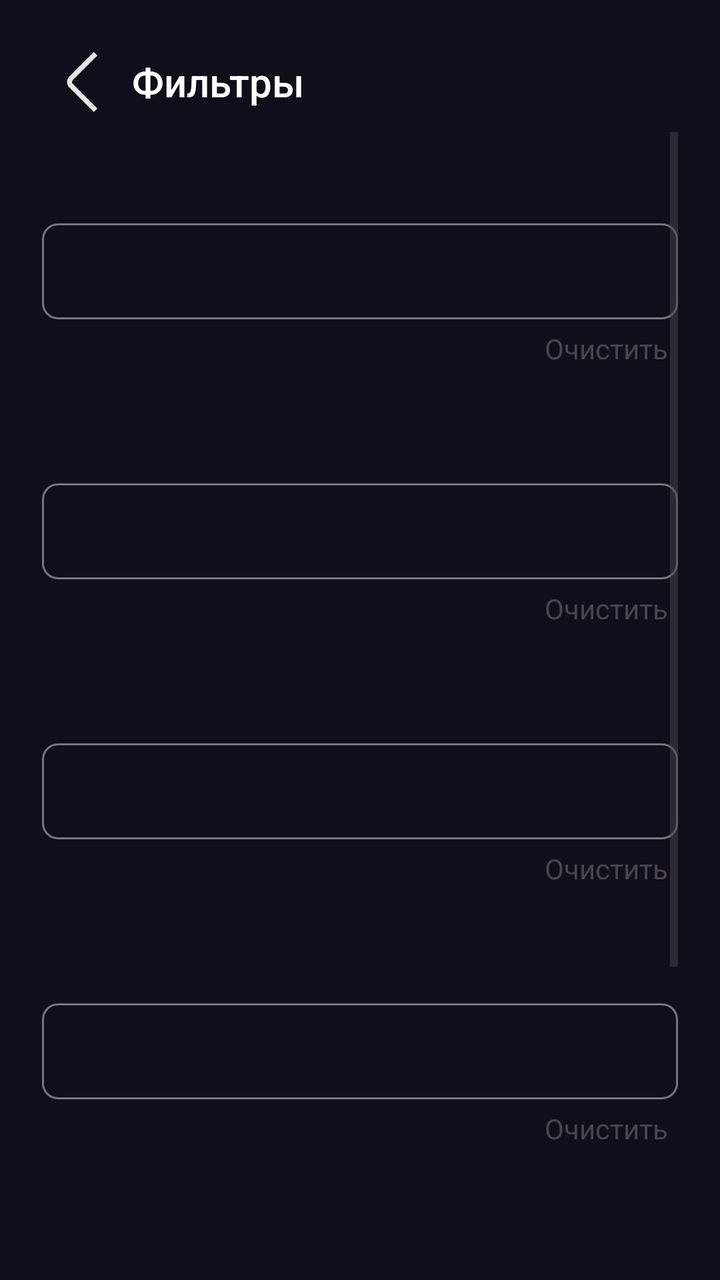
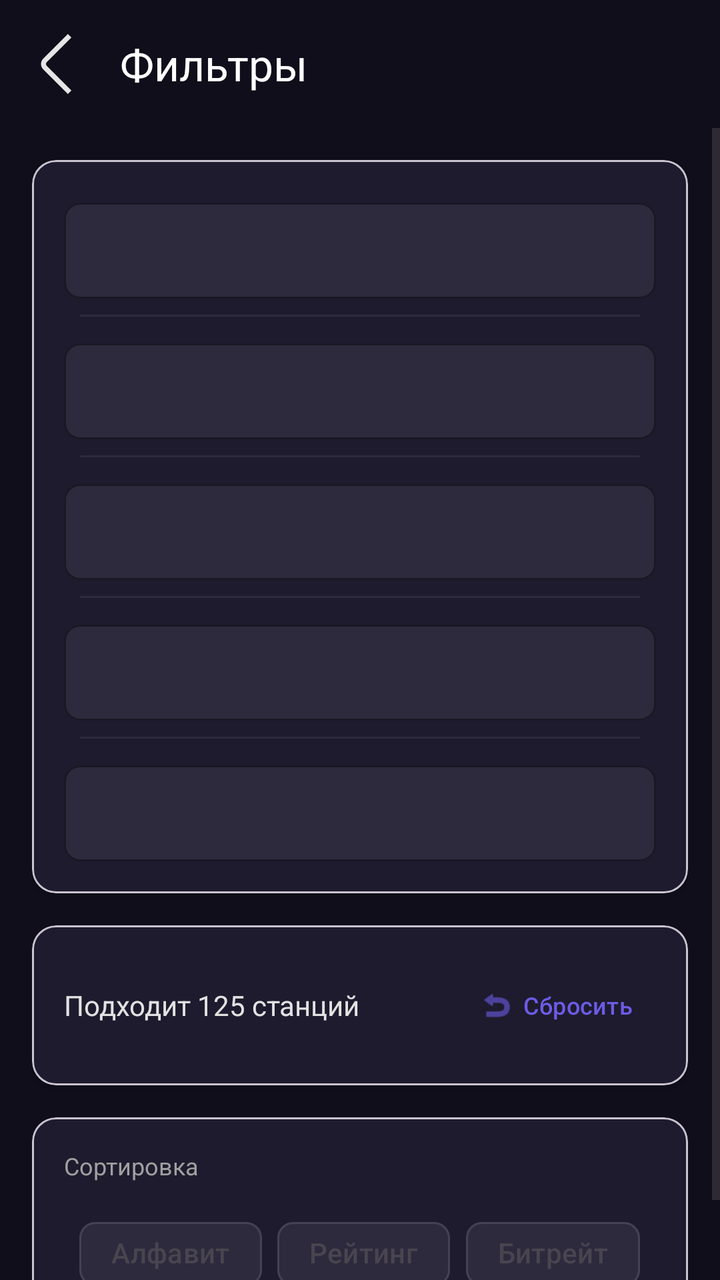

An Android layout rendered at two revisions. The XML below is the earlier revision; the diff shows what the commit changed to produce the second picture.
<!-- AndroidManifest.xml: application theme Theme.WorldRadio -->
<!-- res/layout/fragment_filter.xml -->
<?xml version="1.0" encoding="utf-8"?>
<androidx.constraintlayout.widget.ConstraintLayout
    xmlns:android="http://schemas.android.com/apk/res/android"
    xmlns:app="http://schemas.android.com/apk/res-auto"
    xmlns:tools="http://schemas.android.com/tools"
    xmlns:flexbox="http://schemas.android.com/apk/res-auto"
    android:id="@+id/main"
    android:layout_width="match_parent"
    android:layout_height="match_parent"
    android:background="#100E1B"
    android:padding="16dp">

    <LinearLayout
        android:id="@+id/headerLayout"
        android:layout_width="0dp"
        android:layout_height="50dp"
        android:layout_marginEnd="5dp"
        android:orientation="horizontal"
        app:layout_constraintEnd_toEndOf="parent"
        app:layout_constraintStart_toStartOf="parent"
        app:layout_constraintTop_toTopOf="parent">

        <ImageButton
            android:id="@+id/btnBack"
            android:layout_width="wrap_content"
            android:layout_height="wrap_content"
            android:background="@color/background"
            android:padding="10dp"
            android:src="@drawable/back" />

        <TextView
            android:layout_width="0dp"
            android:layout_height="match_parent"
            android:layout_weight="1"
            android:fontFamily="sans-serif-medium"
            android:gravity="center_vertical"
            android:text="Фильтры"
            android:textColor="#FFFFFF"
            android:textSize="20sp" />

        <TextView
            android:id="@+id/StationCount"
            android:layout_width="wrap_content"
            android:layout_height="match_parent"
            android:gravity="center_vertical"
            android:textColor="#6C5CE7"
            android:textSize="14sp" />
    </LinearLayout>

    <ScrollView
        android:layout_width="0dp"
        android:layout_height="0dp"
        android:layout_marginStart="5dp"
        android:layout_marginEnd="5dp"
        app:layout_constraintBottom_toBottomOf="parent"
        app:layout_constraintEnd_toEndOf="parent"
        app:layout_constraintStart_toStartOf="parent"
        app:layout_constraintTop_toBottomOf="@id/headerLayout">

        <LinearLayout
            android:id="@+id/filtersContainer"
            android:layout_width="match_parent"
            android:layout_height="wrap_content"
            android:orientation="vertical">

            <include android:id="@+id/filterName" layout="@layout/filter_field" />
            <include android:id="@+id/filterCountry" layout="@layout/filter_field" />
            <include android:id="@+id/filterTags" layout="@layout/filter_field" />
            <include android:id="@+id/filterLanguage" layout="@layout/filter_field" />
            <include android:id="@+id/filterCodec" layout="@layout/filter_field" />

            <TextView
                android:layout_width="wrap_content"
                android:layout_height="wrap_content"
                android:layout_marginTop="24dp"
                android:layout_marginBottom="8dp"
                android:text="Сортировка"
                android:textColor="#A0A0A0"
                android:textSize="12sp" />
            <com.google.android.material.chip.ChipGroup
                android:id="@+id/chipGroup"
                android:layout_width="match_parent"
                android:layout_height="wrap_content"
                android:padding="0dp"
                app:singleSelection="true">

                <LinearLayout
                    android:layout_width="match_parent"
                    android:layout_height="wrap_content"
                    android:orientation="horizontal">

                    <com.google.android.material.chip.Chip
                        android:id="@+id/chipAlphabet"
                        android:layout_marginHorizontal="8dp"
                        style="@style/Widget.MaterialComponents.Chip.Choice"
                        android:layout_width="0dp"
                        android:layout_height="wrap_content"
                        android:layout_weight="1"
                        android:text="Алфавит"
                        app:chipStrokeColor="@color/buttonBackgroundColor"
                        app:chipStrokeWidth="2dp"/>

                    <com.google.android.material.chip.Chip
                        android:id="@+id/chipRating"
                        android:layout_marginHorizontal="8dp"
                        style="@style/Widget.MaterialComponents.Chip.Choice"
                        android:layout_width="0dp"
                        android:layout_height="wrap_content"
                        android:layout_weight="1"
                        android:text="Рейтинг"
                        app:chipStrokeColor="@color/buttonBackgroundColor"
                        app:chipStrokeWidth="2dp"/>

                    <com.google.android.material.chip.Chip
                        android:id="@+id/chipBitrate"
                        android:layout_marginHorizontal="8dp"
                        style="@style/Widget.MaterialComponents.Chip.Choice"
                        android:layout_width="0dp"
                        android:layout_height="wrap_content"
                        android:layout_weight="1"
                        android:text="Битрейт"
                        app:chipStrokeColor="@color/buttonBackgroundColor"
                        app:chipStrokeWidth="2dp"/>

                </LinearLayout>
            </com.google.android.material.chip.ChipGroup>


        </LinearLayout>
    </ScrollView>
</androidx.constraintlayout.widget.ConstraintLayout>
<!-- res/layout/filter_field.xml (included above) -->
<androidx.constraintlayout.widget.ConstraintLayout xmlns:android="http://schemas.android.com/apk/res/android"
    xmlns:app="http://schemas.android.com/apk/res-auto"
    xmlns:tools="http://schemas.android.com/tools"
    android:layout_width="match_parent"
    android:layout_height="130dp"
    android:orientation="vertical">

    <TextView
        android:id="@+id/nameFilter"
        android:layout_width="wrap_content"
        android:layout_height="wrap_content"
        android:layout_marginTop="20dp"
        android:textColor="#A0A0A0"
        android:textSize="15sp"
        app:layout_constraintEnd_toEndOf="parent"
        app:layout_constraintHorizontal_bias="0.1"
        app:layout_constraintStart_toStartOf="parent"
        app:layout_constraintTop_toTopOf="parent" />

    <com.google.android.material.textfield.TextInputLayout
        android:id="@+id/textInputLayout"
        android:layout_width="match_parent"
        android:layout_height="wrap_content"
        android:backgroundTint="#1E2230"
        app:boxCornerRadiusBottomEnd="8dp"
        app:boxCornerRadiusBottomStart="8dp"
        app:boxCornerRadiusTopEnd="8dp"
        app:boxCornerRadiusTopStart="8dp"
        app:layout_constraintTop_toBottomOf="@+id/nameFilter">

        <com.google.android.material.textfield.MaterialAutoCompleteTextView
            android:id="@+id/autoComplete"
            android:layout_width="match_parent"
            android:layout_height="48dp"
            android:paddingStart="16dp"
            android:textColor="#FFFFFF"
            android:textColorHint="#6C5CE7"
            tools:ignore="RtlSymmetry" />
    </com.google.android.material.textfield.TextInputLayout>

    <TextView
        android:id="@+id/delete"
        android:layout_width="match_parent"
        android:layout_height="wrap_content"
        android:gravity="end"
        android:padding="5dp"
        android:text="Очистить"
        android:visibility="visible"
        app:layout_constraintEnd_toEndOf="parent"
        app:layout_constraintStart_toStartOf="parent"
        app:layout_constraintTop_toBottomOf="@+id/textInputLayout" />

</androidx.constraintlayout.widget.ConstraintLayout>
<!-- resources referenced by this layout -->
<resources>
  <color name="background">#100E1B</color>
  <color name="buttonBackgroundColor">#664EFF</color>
  <!-- drawable back (drawable) -->
  <vector xmlns:android="http://schemas.android.com/apk/res/android"
      android:width="30dp"
      android:height="30dp"
      android:viewportWidth="30"
      android:viewportHeight="30">
    <path
        android:pathData="M20.94,29.993L8.599,17.651C7.896,16.948 7.501,15.994 7.501,15C7.501,14.006 7.896,13.052 8.599,12.349L20.933,0.015L22.7,1.783L10.366,14.116C10.132,14.351 10,14.669 10,15C10,15.332 10.132,15.649 10.366,15.884L22.708,28.225L20.94,29.993Z"
        android:fillColor="#E5E5E5"/>
  </vector>
  <style name="Theme.WorldRadio" parent="Base.Theme.WorldRadio" />
  <style name="Base.Theme.WorldRadio" parent="Theme.Material3.DayNight.NoActionBar">
          
          
      </style>
</resources>

<!-- the commit's change to res/layout/fragment_filter.xml (unified diff, before → after) -->
@@ -1,185 +1,279 @@
 <?xml version="1.0" encoding="utf-8"?>
-<androidx.constraintlayout.widget.ConstraintLayout
-    xmlns:android="http://schemas.android.com/apk/res/android"
+<androidx.coordinatorlayout.widget.CoordinatorLayout xmlns:android="http://schemas.android.com/apk/res/android"
     xmlns:app="http://schemas.android.com/apk/res-auto"
     xmlns:tools="http://schemas.android.com/tools"
-    xmlns:flexbox="http://schemas.android.com/apk/res-auto"
-    android:id="@+id/main"
     android:layout_width="match_parent"
     android:layout_height="match_parent"
     android:background="#100E1B"
-    android:padding="16dp">
-
-    <LinearLayout
-        android:id="@+id/headerLayout"
-        android:layout_width="0dp"
-        android:layout_height="50dp"
-        android:layout_marginEnd="5dp"
-        android:orientation="horizontal"
-        app:layout_constraintEnd_toEndOf="parent"
-        app:layout_constraintStart_toStartOf="parent"
-        app:layout_constraintTop_toTopOf="parent">
-
-        <ImageButton
-            android:id="@+id/btnBack"
-            android:layout_width="wrap_content"
-            android:layout_height="wrap_content"
-            android:background="@color/background"
-            android:padding="10dp"
-            android:src="@drawable/back" />
-
-        <TextView
-            android:layout_width="0dp"
-            android:layout_height="match_parent"
-            android:layout_weight="1"
-            android:fontFamily="sans-serif-medium"
-            android:gravity="center_vertical"
-            android:text="Фильтры"
-            android:textColor="#FFFFFF"
-            android:textSize="20sp" />
-
-        <TextView
-            android:id="@+id/StationCount"
-            android:layout_width="wrap_content"
-            android:layout_height="match_parent"
-            android:gravity="center_vertical"
-            android:textColor="#6C5CE7"
-            android:textSize="14sp" />
-    </LinearLayout>
+    android:fitsSystemWindows="true">
+
+    <com.google.android.material.appbar.AppBarLayout
+        android:layout_width="match_parent"
+        android:layout_height="wrap_content"
+        android:background="#100E1B"
+        android:elevation="0dp">
+
+        <com.google.android.material.appbar.MaterialToolbar
+            android:id="@+id/toolbar"
+            android:layout_width="match_parent"
+            android:layout_height="?attr/actionBarSize"
+            android:background="#100E1B"
+            app:navigationIcon="@drawable/back"
+            app:title="Фильтры"
+            app:titleTextColor="@color/white" />
+
+    </com.google.android.material.appbar.AppBarLayout>
 
     <ScrollView
-        android:layout_width="0dp"
-        android:layout_height="0dp"
-        android:layout_marginStart="5dp"
-        android:layout_marginEnd="5dp"
-        app:layout_constraintBottom_toBottomOf="parent"
-        app:layout_constraintEnd_toEndOf="parent"
-        app:layout_constraintStart_toStartOf="parent"
-        app:layout_constraintTop_toBottomOf="@id/headerLayout">
+        android:layout_width="match_parent"
+        android:layout_height="match_parent"
+        app:layout_behavior="@string/appbar_scrolling_view_behavior">
 
         <LinearLayout
-            android:id="@+id/filtersContainer"
             android:layout_width="match_parent"
             android:layout_height="wrap_content"
-            android:orientation="vertical">
-
-            <include android:id="@+id/filterName" layout="@layout/filter_field" />
-            <include android:id="@+id/filterCountry" layout="@layout/filter_field" />
-            <include android:id="@+id/filterTags" layout="@layout/filter_field" />
-            <include android:id="@+id/filterLanguage" layout="@layout/filter_field" />
-            <include android:id="@+id/filterCodec" layout="@layout/filter_field" />
-
-            <TextView
-                android:layout_width="wrap_content"
-                android:layout_height="wrap_content"
-                android:layout_marginTop="24dp"
-                android:layout_marginBottom="8dp"
-                android:text="Сортировка"
-                android:textColor="#A0A0A0"
-                android:textSize="12sp" />
-            <com.google.android.material.chip.ChipGroup
-                android:id="@+id/chipGroup"
+            android:orientation="vertical"
+            android:padding="16dp">
+
+            
+            <com.google.android.material.card.MaterialCardView
                 android:layout_width="match_parent"
                 android:layout_height="wrap_content"
-                android:padding="0dp"
-                app:singleSelection="true">
+                app:cardBackgroundColor="#1E1B2E"
+                app:cardCornerRadius="12dp"
+                app:cardElevation="2dp"
+                android:layout_marginBottom="16dp">
 
                 <LinearLayout
                     android:layout_width="match_parent"
                     android:layout_height="wrap_content"
-                    android:orientation="horizontal">
-
-                    <com.google.android.material.chip.Chip
-                        android:id="@+id/chipAlphabet"
-                        android:layout_marginHorizontal="8dp"
-                        style="@style/Widget.MaterialComponents.Chip.Choice"
+                    android:orientation="vertical"
+                    android:padding="8dp">
+
+                    <include
+                        android:id="@+id/filterName"
+                        layout="@layout/filter_field"
+                        android:layout_width="match_parent"
+                        android:layout_height="wrap_content" />
+
+                    <View
+                        android:layout_width="match_parent"
+                        android:layout_height="1dp"
+                        android:layout_marginStart="16dp"
+                        android:layout_marginEnd="16dp"
+                        android:background="#2D2A3E" />
+
+                    <include
+                        android:id="@+id/filterCountry"
+                        layout="@layout/filter_field"
+                        android:layout_width="match_parent"
+                        android:layout_height="wrap_content" />
+
+                    <View
+                        android:layout_width="match_parent"
+                        android:layout_height="1dp"
+                        android:layout_marginStart="16dp"
+                        android:layout_marginEnd="16dp"
+                        android:background="#2D2A3E" />
+
+                    <include
+                        android:id="@+id/filterTags"
+                        layout="@layout/filter_field"
+                        android:layout_width="match_parent"
+                        android:layout_height="wrap_content" />
+
+                    <View
+                        android:layout_width="match_parent"
+                        android:layout_height="1dp"
+                        android:layout_marginStart="16dp"
+                        android:layout_marginEnd="16dp"
+                        android:background="#2D2A3E" />
+
+                    <include
+                        android:id="@+id/filterLanguage"
+                        layout="@layout/filter_field"
+                        android:layout_width="match_parent"
+                        android:layout_height="wrap_content" />
+
+                    <View
+                        android:layout_width="match_parent"
+                        android:layout_height="1dp"
+                        android:layout_marginStart="16dp"
+                        android:layout_marginEnd="16dp"
+                        android:background="#2D2A3E" />
+
+                    <include
+                        android:id="@+id/filterCodec"
+                        layout="@layout/filter_field"
+                        android:layout_width="match_parent"
+                        android:layout_height="wrap_content" />
+
+                </LinearLayout>
+
+            </com.google.android.material.card.MaterialCardView>
+
+            <com.google.android.material.card.MaterialCardView
+                android:layout_width="match_parent"
+                android:layout_height="wrap_content"
+                app:cardBackgroundColor="#1E1B2E"
+                app:cardCornerRadius="12dp"
+                app:cardElevation="2dp"
+                android:layout_marginBottom="16dp">
+
+                <LinearLayout
+                    android:layout_width="match_parent"
+                    android:layout_height="wrap_content"
+                    android:orientation="horizontal"
+                    android:padding="16dp"
+                    android:gravity="center_vertical">
+
+                    <TextView
+                        android:id="@+id/StationCount"
                         android:layout_width="0dp"
                         android:layout_height="wrap_content"
                         android:layout_weight="1"
-                        android:text="Алфавит"
-                        app:chipStrokeColor="@color/buttonBackgroundColor"
-                        app:chipStrokeWidth="2dp"/>
-
-                    <com.google.android.material.chip.Chip
-                        android:id="@+id/chipRating"
-                        android:layout_marginHorizontal="8dp"
-                        style="@style/Widget.MaterialComponents.Chip.Choice"
-                        android:layout_width="0dp"
-                        android:layout_height="wrap_content"
-                        android:layout_weight="1"
-                        android:text="Рейтинг"
-                        app:chipStrokeColor="@color/buttonBackgroundColor"
-                        app:chipStrokeWidth="2dp"/>
-
-                    <com.google.android.material.chip.Chip
-                        android:id="@+id/chipBitrate"
-                        android:layout_marginHorizontal="8dp"
-                        style="@style/Widget.MaterialComponents.Chip.Choice"
-                        android:layout_width="0dp"
-                        android:layout_height="wrap_content"
-                        android:layout_weight="1"
-                        android:text="Битрейт"
-                        app:chipStrokeColor="@color/buttonBackgroundColor"
-                        app:chipStrokeWidth="2dp"/>
+                        android:text="Подходит 125 станций"
+                        android:textColor="#E2E2E2"
+                        android:textSize="14sp" />
+
+                    <com.google.android.material.button.MaterialButton
+                        android:id="@+id/btnReset"
+                        style="@style/Widget.Material3.Button.TextButton"
+                        android:layout_width="wrap_content"
+                        android:layout_height="wrap_content"
+                        android:text="Сбросить"
+                        android:textColor="#6C5CE7"
+                        android:textSize="12sp"
+                        app:icon="@android:drawable/ic_menu_revert"
+                        app:iconTint="#6C5CE7"
+                        app:iconGravity="textStart" />
 
                 </LinearLayout>
-            </com.google.android.material.chip.ChipGroup>
-
+
+            </com.google.android.material.card.MaterialCardView>
+
+            <com.google.android.material.card.MaterialCardView
+                android:layout_width="match_parent"
+                android:layout_height="wrap_content"
+                app:cardBackgroundColor="#1E1B2E"
+                app:cardCornerRadius="12dp"
+                app:cardElevation="2dp">
+
+                <LinearLayout
+                    android:layout_width="match_parent"
+                    android:layout_height="wrap_content"
+                    android:orientation="vertical"
+                    android:padding="16dp">
+
+                    <TextView
+                        android:layout_width="wrap_content"
+                        android:layout_height="wrap_content"
+                        android:layout_marginBottom="12dp"
+                        android:text="Сортировка"
+                        android:textColor="#A0A0A0"
+                        android:textSize="12sp" />
+
+                    <LinearLayout
+                        android:layout_width="match_parent"
+                        android:layout_height="wrap_content"
+                        android:orientation="horizontal"
+                        android:gravity="center_vertical">
+
+                        <Space
+                            android:layout_width="0dp"
+                            android:layout_height="1dp"
+                            android:layout_weight="1" />
+
+                        <com.google.android.material.chip.Chip
+                            android:id="@+id/chipAlphabet"
+                            style="@style/Widget.Material3.Chip.Filter"
+                            android:layout_width="wrap_content"
+                            android:layout_height="wrap_content"
+                            android:text="Алфавит"
+                            app:chipBackgroundColor="@color/chip_selector"
+                            app:chipStrokeColor="@color/chip_stroke_selector"
+                            app:chipStrokeWidth="1dp" />
+
+                        <Space
+                            android:layout_width="0dp"
+                            android:layout_height="1dp"
+                            android:layout_weight="1" />
+
+                        <com.google.android.material.chip.Chip
+                            android:id="@+id/chipRating"
+                            style="@style/Widget.Material3.Chip.Filter"
+                            android:layout_width="wrap_content"
+                            android:layout_height="wrap_content"
+                            android:text="Рейтинг"
+                            app:chipBackgroundColor="@color/chip_selector"
+                            app:chipStrokeColor="@color/chip_stroke_selector"
+                            app:chipStrokeWidth="1dp" />
+
+                        <Space
+                            android:layout_width="0dp"
+                            android:layout_height="1dp"
+                            android:layout_weight="1" />
+
+                        <com.google.android.material.chip.Chip
+                            android:id="@+id/chipBitrate"
+                            style="@style/Widget.Material3.Chip.Filter"
+                            android:layout_width="wrap_content"
+                            android:layout_height="wrap_content"
+                            android:text="Битрейт"
+                            app:chipBackgroundColor="@color/chip_selector"
+                            app:chipStrokeColor="@color/chip_stroke_selector"
+                            app:chipStrokeWidth="1dp" />
+
+                        <Space
+                            android:layout_width="0dp"
+                            android:layout_height="1dp"
+                            android:layout_weight="1" />
+
+                    </LinearLayout>
+
+                </LinearLayout>
+
+            </com.google.android.material.card.MaterialCardView>
 
         </LinearLayout>
+
     </ScrollView>
-</androidx.constraintlayout.widget.ConstraintLayout>
+
+</androidx.coordinatorlayout.widget.CoordinatorLayout>
 <!-- res/layout/filter_field.xml (included above) -->
-<androidx.constraintlayout.widget.ConstraintLayout xmlns:android="http://schemas.android.com/apk/res/android"
+<?xml version="1.0" encoding="utf-8"?>
+<LinearLayout xmlns:android="http://schemas.android.com/apk/res/android"
     xmlns:app="http://schemas.android.com/apk/res-auto"
-    xmlns:tools="http://schemas.android.com/tools"
     android:layout_width="match_parent"
-    android:layout_height="130dp"
-    android:orientation="vertical">
-
-    <TextView
-        android:id="@+id/nameFilter"
-        android:layout_width="wrap_content"
-        android:layout_height="wrap_content"
-        android:layout_marginTop="20dp"
-        android:textColor="#A0A0A0"
-        android:textSize="15sp"
-        app:layout_constraintEnd_toEndOf="parent"
-        app:layout_constraintHorizontal_bias="0.1"
-        app:layout_constraintStart_toStartOf="parent"
-        app:layout_constraintTop_toTopOf="parent" />
+    android:layout_height="wrap_content"
+    android:orientation="vertical"
+    android:padding="8dp">
 
     <com.google.android.material.textfield.TextInputLayout
         android:id="@+id/textInputLayout"
         android:layout_width="match_parent"
         android:layout_height="wrap_content"
-        android:backgroundTint="#1E2230"
+        app:boxBackgroundColor="#2D2A3E"
         app:boxCornerRadiusBottomEnd="8dp"
         app:boxCornerRadiusBottomStart="8dp"
         app:boxCornerRadiusTopEnd="8dp"
         app:boxCornerRadiusTopStart="8dp"
-        app:layout_constraintTop_toBottomOf="@+id/nameFilter">
+        app:endIconMode="clear_text"
+        app:startIconTint="@color/white"
+        app:hintTextColor="@color/white"
+        app:boxStrokeColor="#6C5CE7"
+        app:endIconTint="@color/white">
 
         <com.google.android.material.textfield.MaterialAutoCompleteTextView
             android:id="@+id/autoComplete"
             android:layout_width="match_parent"
-            android:layout_height="48dp"
-            android:paddingStart="16dp"
+            android:layout_height="wrap_content"
+            android:minHeight="48dp"
+            android:paddingStart="15dp"
             android:textColor="#FFFFFF"
-            android:textColorHint="#6C5CE7"
-            tools:ignore="RtlSymmetry" />
+            android:textColorHint="#A0A0A0"
+            android:textSize="14sp" />
+
     </com.google.android.material.textfield.TextInputLayout>
 
-    <TextView
-        android:id="@+id/delete"
-        android:layout_width="match_parent"
-        android:layout_height="wrap_content"
-        android:gravity="end"
-        android:padding="5dp"
-        android:text="Очистить"
-        android:visibility="visible"
-        app:layout_constraintEnd_toEndOf="parent"
-        app:layout_constraintStart_toStartOf="parent"
-        app:layout_constraintTop_toBottomOf="@+id/textInputLayout" />
-
-</androidx.constraintlayout.widget.ConstraintLayout>
+</LinearLayout>
<!-- resource entries referenced after the edit -->
@@ -1,7 +1,6 @@
 <!-- resources referenced by this layout -->
 <resources>
-  <color name="background">#100E1B</color>
-  <color name="buttonBackgroundColor">#664EFF</color>
+  <color name="white">#FFFFFF</color>
   <!-- drawable back (drawable) -->
   <vector xmlns:android="http://schemas.android.com/apk/res/android"
       android:width="30dp"
